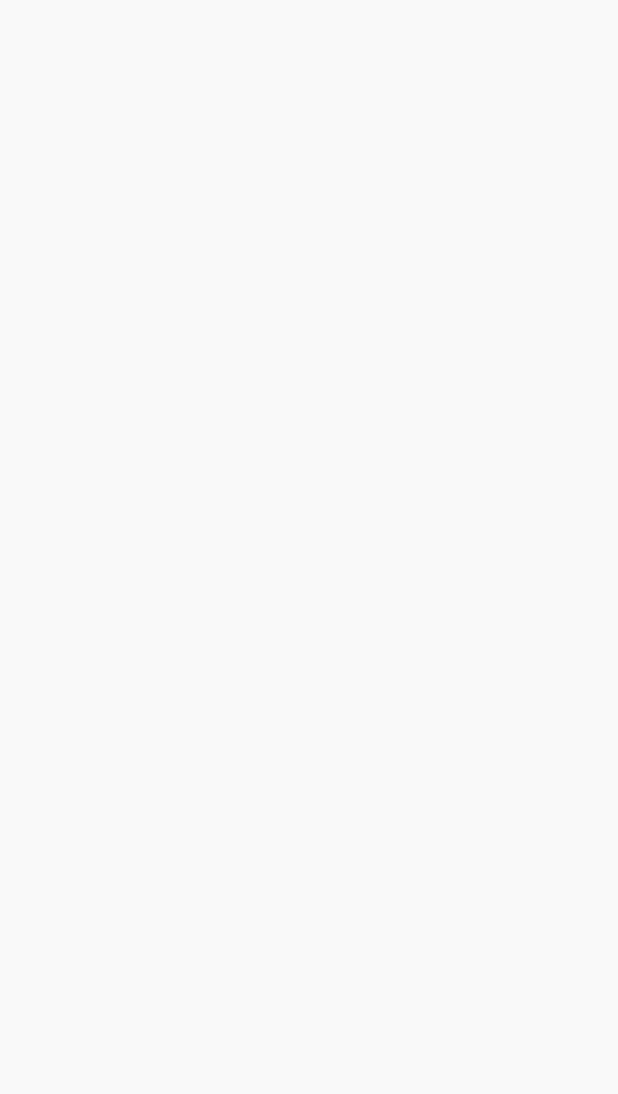
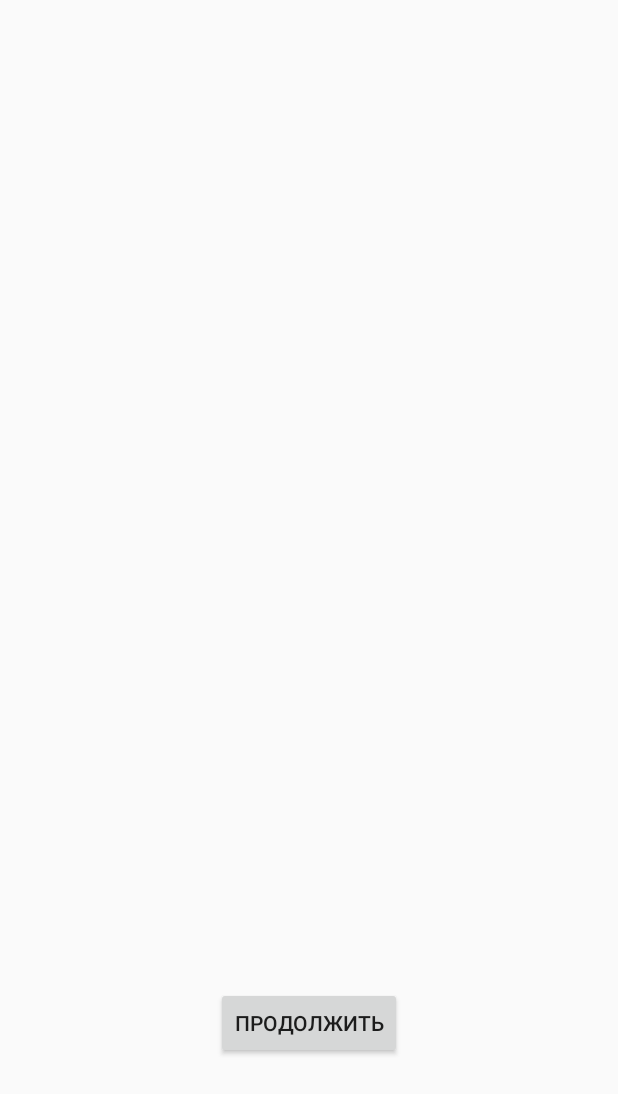
Before and after one commit to Pobiguylo/MyProject, an Android app: the ExerciseActivity screen opened directly, with no data from a screen before it, on a phone screen of 412 x 824 dp. Before the commit the part shown is empty. Shown: the top 1094 px of the screen. Run offline under Robolectric (Android 15) with nearby library versions, the phone set to English and light mode, and no system bars.

Commit message:
Основные переходы

```diff
--- a/app/src/main/java/com/example/knead_yourself/ExerciseActivity.java
+++ b/app/src/main/java/com/example/knead_yourself/ExerciseActivity.java
@@ -2,36 +2,31 @@ package com.example.knead_yourself;
 
 import androidx.appcompat.app.AppCompatActivity;
 
-import android.database.Cursor;
-import android.database.sqlite.SQLiteDatabase;
+import android.content.Intent;
 import android.os.Bundle;
-import android.util.Log;
+import android.view.View;
+import android.widget.Button;
 import android.widget.TextView;
-import static com.example.knead_yourself.DataBase.TABLE_EXERCISE;
-import static com.example.knead_yourself.DataBase.COLUMN_EXERCISE_NAME;
 
 public class ExerciseActivity extends AppCompatActivity {
     TextView title;
     TextView description;
-    DataBase dataBase;
-    SQLiteDatabase db;
-    long DIFFICULTY_EASY;
-
+    TextView score;
+    TableExercise tb;
+    Button cont;
     @Override
     protected void onCreate(Bundle savedInstanceState) {
         super.onCreate(savedInstanceState);
         setContentView(R.layout.activity_exercise);
         this.title = findViewById(R.id.title1);
         this.description = findViewById(R.id.discription);
-        dataBase = new DataBase(getApplicationContext());
-        db = dataBase.getReadableDatabase();
-        long userId = getIntent().getLongExtra("id", DIFFICULTY_EASY);
-        Log.d("my", "лог" + userId);
-        String selection = "_id = ?";
-        String[] selectionArgs = new String[]{String.valueOf(userId)};
-        Cursor c = db.query(TABLE_EXERCISE, null, selection, selectionArgs, null, null, null);
-        if (c.moveToFirst()) {
-
-        }
+        this.score = findViewById(R.id.score);
+        this.cont = findViewById(R.id.cont);
+        //Intent intent = getIntent();
+        //long idGet = Integer.parseInt(intent.getStringExtra("idTrainings"));
+        //Exercise exercise = tb.select(idGet);
+        //title.setText(exercise.getName());
+        //description.setText(exercise.getDescription());
+        //score.setText(exercise.getScore());
     }
 }
--- a/app/src/main/java/com/example/knead_yourself/TableExercise.java
+++ b/app/src/main/java/com/example/knead_yourself/TableExercise.java
@@ -2,6 +2,7 @@ package com.example.knead_yourself;
 
 import android.content.ContentValues;
 import android.content.Context;
+import android.database.Cursor;
 import android.database.sqlite.SQLiteDatabase;
 
 import static com.example.knead_yourself.DataBase.COLUMN_EXERCISE_DESCRIPTION;
@@ -34,6 +35,16 @@ public class TableExercise {
         EDataBase.delete(TABLE_EXERCISE, COLUMN_TRAININGS_ID+COLUMN_EXERCISE_NAME+COLUMN_EXERCISE_DESCRIPTION+COLUMN_EXERCISE_SCORE , new String[] { String.valueOf(id) });
     }
 
+    public Exercise select(long id) {
+        Cursor mCursor = EDataBase.query(TABLE_EXERCISE, null, COLUMN_TRAININGS_ID + "id", new String[]{String.valueOf(id)}, null, null, null);
+
+        mCursor.moveToFirst();
+        String title = mCursor.getString(Integer.parseInt(COLUMN_EXERCISE_NAME));
+        String description = mCursor.getString(Integer.parseInt(COLUMN_EXERCISE_DESCRIPTION));
+        int score = mCursor.getInt(Integer.parseInt(COLUMN_EXERCISE_SCORE));
+
+        return new Exercise(title,description,score,id);
+    }
     public int update(Trainings trainings) { //ДОДЕЛАТЬ ФУНКЦИЮ АПГРЕЙДА
         ContentValues cv=new ContentValues();
         return 0;
--- a/app/src/main/java/com/example/knead_yourself/TrainingActivity.java
+++ b/app/src/main/java/com/example/knead_yourself/TrainingActivity.java
@@ -2,11 +2,17 @@ package com.example.knead_yourself;
 
 import androidx.appcompat.app.AppCompatActivity;
 
+import android.content.Intent;
 import android.database.Cursor;
 import android.database.sqlite.SQLiteDatabase;
 import android.os.Bundle;
+import android.util.Log;
+import android.view.View;
+import android.widget.AdapterView;
 import android.widget.ListView;
 import android.widget.SimpleCursorAdapter;
+import android.widget.TextView;
+import android.widget.Toast;
 
 public class TrainingActivity extends AppCompatActivity {
     ListView listView;
@@ -36,6 +42,13 @@ public class TrainingActivity extends AppCompatActivity {
         userAdapter = new MyAdapter(this, R.layout.adapter_view,
                 userCursor, headers, new int[]{R.id.title}, 0);
         listView.setAdapter(userAdapter);
+        listView.setOnItemClickListener(new AdapterView.OnItemClickListener() {
+            public void onItemClick(AdapterView<?> parent, View view, int position, long id) {
+                Intent intent = new Intent(TrainingActivity.this, ExerciseActivity.class);
+                intent.putExtra("idTrainings", id);
+                startActivity(intent);
+            }
+        });
     }
 
 }
--- a/app/src/main/res/layout/activity_exercise.xml
+++ b/app/src/main/res/layout/activity_exercise.xml
@@ -7,11 +7,10 @@
     tools:context=".ExerciseActivity">
 
     <TextView
-        android:id="@+id/title"
+        android:id="@+id/title1"
         android:layout_width="wrap_content"
         android:layout_height="wrap_content"
-        android:layout_marginTop="40dp"
-        android:textColor="#000000"
+        android:layout_marginTop="20dp"
         app:layout_constraintEnd_toEndOf="parent"
         app:layout_constraintStart_toStartOf="parent"
         app:layout_constraintTop_toTopOf="parent" />
@@ -25,4 +24,24 @@
         app:layout_constraintEnd_toEndOf="parent"
         app:layout_constraintStart_toStartOf="parent"
         app:layout_constraintTop_toBottomOf="@+id/title1" />
+
+    <TextView
+        android:id="@+id/score"
+        android:layout_width="69dp"
+        android:layout_height="25dp"
+        android:layout_marginTop="400dp"
+        app:layout_constraintEnd_toEndOf="parent"
+        app:layout_constraintStart_toStartOf="parent"
+        app:layout_constraintTop_toBottomOf="@+id/discription" />
+
+    <Button
+        android:id="@+id/cont"
+        android:layout_width="wrap_content"
+        android:layout_height="wrap_content"
+        android:text="@string/cont"
+        app:layout_constraintBottom_toBottomOf="parent"
+        app:layout_constraintEnd_toEndOf="parent"
+        app:layout_constraintStart_toStartOf="parent"
+        app:layout_constraintTop_toBottomOf="@+id/score" />
+
 </androidx.constraintlayout.widget.ConstraintLayout>
--- a/app/src/main/res/values/strings.xml
+++ b/app/src/main/res/values/strings.xml
@@ -4,4 +4,5 @@
     <string name="add">Добавить</string>
     <string name="progress">Прогресс</string>
     <string name="list">Все занятия</string>
+    <string name="cont">Продолжить</string>
 </resources>
```
